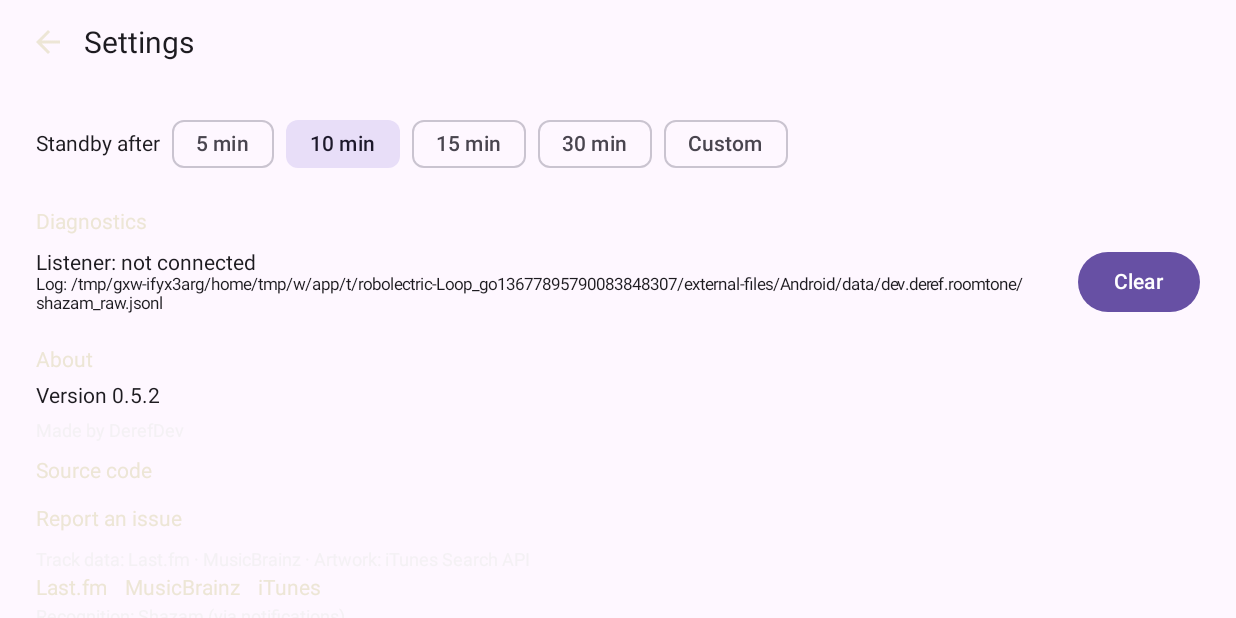
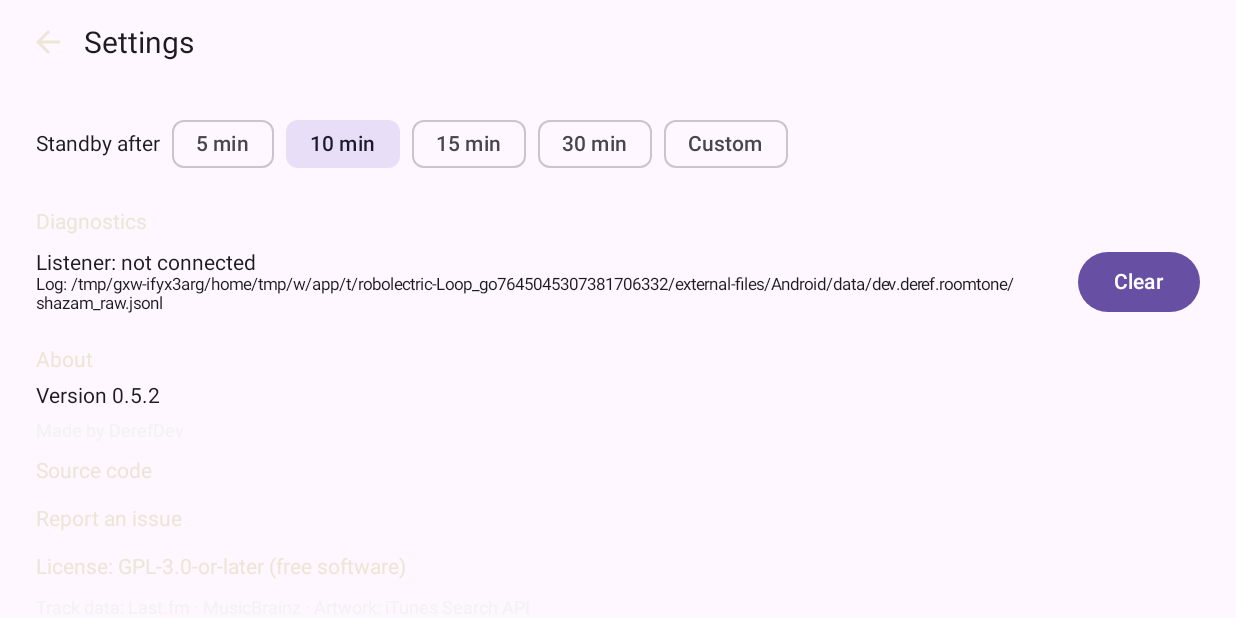
Before and after one commit to DerefDev/roomtone, an Android app built with Jetpack Compose: the composable SettingsScreen called with empty values, scrolled down 746 dp, on a phone screen of 824 x 412 dp (held sideways). Run offline under Robolectric (Android 15) with nearby library versions, the phone set to English and light mode, and no system bars; libraries missing offline, so code that uses them is left out: androidx.palette.graphics; missing, so only their content is drawn: CompositionLocalProvider; pictures from the network do not load; 8 statements that could not run were skipped.

Commit message:
License Roomtone under GPL-3.0-or-later
Add the official GPLv3 text, a License section in the README and a
licence link in Settings > About. The design document records the
decision and notes that GPL code from Pano Scrobbler may now be reused
with attribution.

All bundled third-party components (Material Icons, Android Jetpack,
Kotlin coroutines) are Apache 2.0, which is compatible with GPLv3.

```diff
--- a/app/src/main/java/dev/deref/roomtone/ui/SettingsScreen.kt
+++ b/app/src/main/java/dev/deref/roomtone/ui/SettingsScreen.kt
@@ -191,6 +191,7 @@ fun SettingsScreen(accessGranted: Boolean, loginError: String?, onBack: () -> Un
             item { Text(stringResource(R.string.about_made_by), fontSize = 12.sp, color = TextSoft) }
             item { Link(R.string.about_source, "https://github.com/DerefDev/roomtone", ::open) }
             item { Link(R.string.about_issue, "https://github.com/DerefDev/roomtone/issues", ::open) }
+            item { Link(R.string.about_license, "https://www.gnu.org/licenses/gpl-3.0.html", ::open) }
             item {
                 Column {
                     Text(stringResource(R.string.about_credits), fontSize = 12.sp, color = TextSoft)
--- a/app/src/main/res/values/strings.xml
+++ b/app/src/main/res/values/strings.xml
@@ -80,6 +80,7 @@
     <string name="ok">OK</string>
     <string name="cancel">Cancel</string>
     <string name="about_made_by">Made by DerefDev</string>
+    <string name="about_license">License: GPL-3.0-or-later (free software)</string>
     <string name="about_source">Source code</string>
     <string name="about_issue">Report an issue</string>
     <string name="about_credits">Track data: Last.fm · MusicBrainz · Artwork: iTunes Search API</string>
```
Also changed, not shown: 3 other files.
